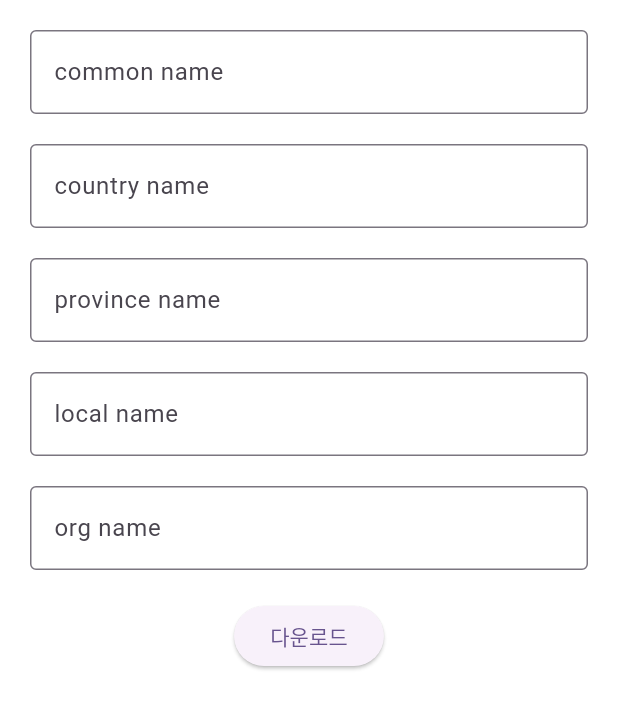
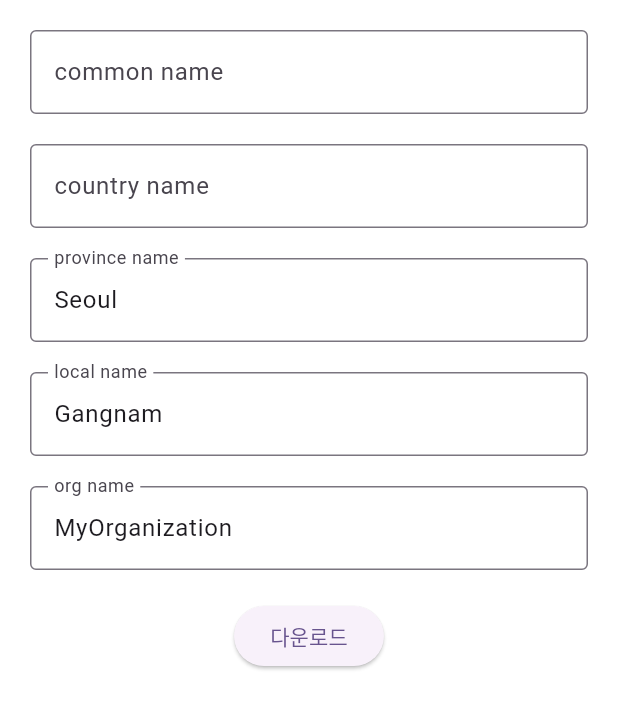
Before and after one commit to 1242525/cert, a Flutter app: the screen it shows after launch, on a phone screen of 412 x 824 dp. Shown: the top 709 px of the screen. Run offline on Flutter 3.47's test engine with Material 3 defaults, Android fonts, the phone set to English and light mode, and no system bars; missing offline and left inert: dart:html.

Commit message:
new name controller

```diff
--- a/lib/screen/makeCert.dart
+++ b/lib/screen/makeCert.dart
@@ -12,33 +12,46 @@ class _CertDownloadPageState extends State<CertDownloadPage> {
   final TextEditingController _commonNameController = TextEditingController();
   final TextEditingController _countryNameController = TextEditingController();
 
-  final String _provinceName='Seoul';
-  final String _localName='jamsil';
-  final String _orgName='bangi';
-
+  // UI용 기본값 컨트롤러
+  final TextEditingController _provinceNameController = TextEditingController(text: 'Seoul');
+  final TextEditingController _localNameController = TextEditingController(text: 'Gangnam');
+  final TextEditingController _orgNameController = TextEditingController(text: 'MyOrganization');
 
   String _Error = '';
   bool _isLoading = false;
-
 
   void _onDownloadPressed() async {
     final common_name = _commonNameController.text.trim();
     final country_name = _countryNameController.text.trim();
 
+    // 항상 기본값 사용
+    final province_name = 'Seoul';
+    final local_name = 'Gangnam';
+    final org_name = 'MyOrganization';
 
     setState(() {
       _isLoading = true;
       _Error = '';
     });
 
-
+    try {
       final api = ApiService();
-    final result = await api.downloadCertWeb(common_name,
+      await api.downloadCertWeb(
+        common_name,
         country_name,
-        _provinceName,
-        _localName,
-        _orgName);
-
+        province_name,
+        local_name,
+        org_name,
+      );
+    } catch (e) {
+      setState(() {
+        _Error = '다운로드 중 오류 발생: $e';
+      });
+    } finally {
+      setState(() {
+        _isLoading = false;
+      });
+    }
   }
 
   @override
@@ -66,6 +79,7 @@ class _CertDownloadPageState extends State<CertDownloadPage> {
             ),
             const SizedBox(height: 20),
             TextField(
+              controller: _provinceNameController,
               decoration: const InputDecoration(
                 labelText: 'province name',
                 border: OutlineInputBorder(),
@@ -73,6 +87,7 @@ class _CertDownloadPageState extends State<CertDownloadPage> {
             ),
             const SizedBox(height: 20),
             TextField(
+              controller: _localNameController,
               decoration: const InputDecoration(
                 labelText: 'local name',
                 border: OutlineInputBorder(),
@@ -80,6 +95,7 @@ class _CertDownloadPageState extends State<CertDownloadPage> {
             ),
             const SizedBox(height: 20),
             TextField(
+              controller: _orgNameController,
               decoration: const InputDecoration(
                 labelText: 'org name',
                 border: OutlineInputBorder(),
@@ -93,7 +109,11 @@ class _CertDownloadPageState extends State<CertDownloadPage> {
                   : const Text('다운로드'),
             ),
             const SizedBox(height: 20),
-              Text(_Error),
+            if (_Error.isNotEmpty)
+              Text(
+                _Error,
+                style: const TextStyle(color: Colors.red),
+              ),
           ],
         ),
       ),
```
Lines whose indentation alone changed are shown as unchanged.
